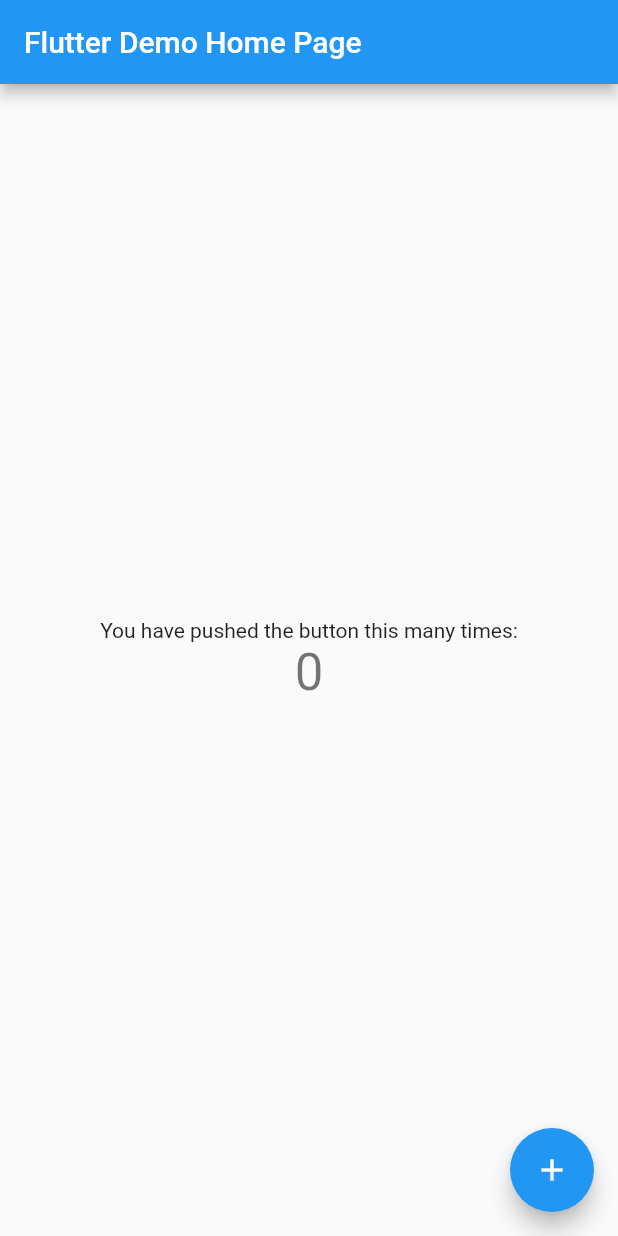
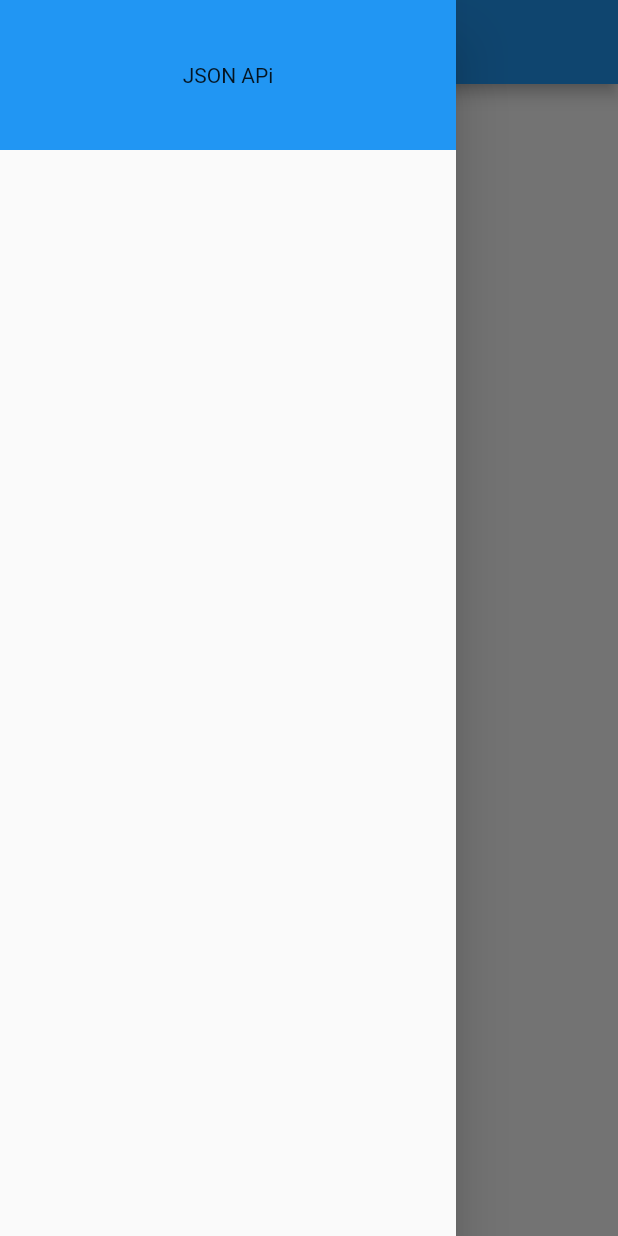
Before and after one commit to pnicto/swd-nucleus-induction, a Flutter app: the screen it shows after launch, with the side drawer open (before the commit the screen has no drawer), on a phone screen of 412 x 824 dp. Run offline on Flutter 3.47's test engine with Material 2 defaults, Android fonts, the phone set to English and light mode, and no system bars.

Commit message:
added drawer widget

```diff
--- a/lib/main.dart
+++ b/lib/main.dart
@@ -1,115 +1,20 @@
 import 'package:flutter/material.dart';
+import 'package:json_api_app/widgets/main_drawer.dart';
 
-void main() {
-  runApp(const MyApp());
-}
+void main() => runApp(const MyApp());
 
 class MyApp extends StatelessWidget {
   const MyApp({Key? key}) : super(key: key);
 
-  // This widget is the root of your application.
   @override
   Widget build(BuildContext context) {
     return MaterialApp(
-      title: 'Flutter Demo',
-      theme: ThemeData(
-        // This is the theme of your application.
-        //
-        // Try running your application with "flutter run". You'll see the
-        // application has a blue toolbar. Then, without quitting the app, try
-        // changing the primarySwatch below to Colors.green and then invoke
-        // "hot reload" (press "r" in the console where you ran "flutter run",
-        // or simply save your changes to "hot reload" in a Flutter IDE).
-        // Notice that the counter didn't reset back to zero; the application
-        // is not restarted.
-        primarySwatch: Colors.blue,
+      home: Scaffold(
+        appBar: AppBar(
+          title: const Text('Users'),
+        ),
+        drawer: MainDrawer(),
       ),
-      home: const MyHomePage(title: 'Flutter Demo Home Page'),
     );
   }
 }
-
-class MyHomePage extends StatefulWidget {
-  const MyHomePage({Key? key, required this.title}) : super(key: key);
-
-  // This widget is the home page of your application. It is stateful, meaning
-  // that it has a State object (defined below) that contains fields that affect
-  // how it looks.
-
-  // This class is the configuration for the state. It holds the values (in this
-  // case the title) provided by the parent (in this case the App widget) and
-  // used by the build method of the State. Fields in a Widget subclass are
-  // always marked "final".
-
-  final String title;
-
-  @override
-  State<MyHomePage> createState() => _MyHomePageState();
-}
-
-class _MyHomePageState extends State<MyHomePage> {
-  int _counter = 0;
-
-  void _incrementCounter() {
-    setState(() {
-      // This call to setState tells the Flutter framework that something has
-      // changed in this State, which causes it to rerun the build method below
-      // so that the display can reflect the updated values. If we changed
-      // _counter without calling setState(), then the build method would not be
-      // called again, and so nothing would appear to happen.
-      _counter++;
-    });
-  }
-
-  @override
-  Widget build(BuildContext context) {
-    // This method is rerun every time setState is called, for instance as done
-    // by the _incrementCounter method above.
-    //
-    // The Flutter framework has been optimized to make rerunning build methods
-    // fast, so that you can just rebuild anything that needs updating rather
-    // than having to individually change instances of widgets.
-    return Scaffold(
-      appBar: AppBar(
-        // Here we take the value from the MyHomePage object that was created by
-        // the App.build method, and use it to set our appbar title.
-        title: Text(widget.title),
-      ),
-      body: Center(
-        // Center is a layout widget. It takes a single child and positions it
-        // in the middle of the parent.
-        child: Column(
-          // Column is also a layout widget. It takes a list of children and
-          // arranges them vertically. By default, it sizes itself to fit its
-          // children horizontally, and tries to be as tall as its parent.
-          //
-          // Invoke "debug painting" (press "p" in the console, choose the
-          // "Toggle Debug Paint" action from the Flutter Inspector in Android
-          // Studio, or the "Toggle Debug Paint" command in Visual Studio Code)
-          // to see the wireframe for each widget.
-          //
-          // Column has various properties to control how it sizes itself and
-          // how it positions its children. Here we use mainAxisAlignment to
-          // center the children vertically; the main axis here is the vertical
-          // axis because Columns are vertical (the cross axis would be
-          // horizontal).
-          mainAxisAlignment: MainAxisAlignment.center,
-          children: <Widget>[
-            const Text(
-              'You have pushed the button this many times:',
-            ),
-            Text(
-              '$_counter',
-              style: Theme.of(context).textTheme.headline4,
-            ),
-          ],
-        ),
-      ),
-      floatingActionButton: FloatingActionButton(
-        onPressed: _incrementCounter,
-        tooltip: 'Increment',
-        child: const Icon(Icons.add),
-      ), // This trailing comma makes auto-formatting nicer for build methods.
-    );
-  }
-}
--- /dev/null
+++ b/lib/widgets/main_drawer.dart
@@ -0,0 +1,21 @@
+import 'package:flutter/material.dart';
+
+class MainDrawer extends StatelessWidget {
+  @override
+  Widget build(BuildContext context) {
+    return Drawer(
+      child: Column(
+        children: [
+          Container(
+            height: 100,
+            width: double.infinity,
+            color: Theme.of(context).primaryColor,
+            child: const Center(
+              child: Text('JSON APi'),
+            ),
+          ),
+        ],
+      ),
+    );
+  }
+}
```
